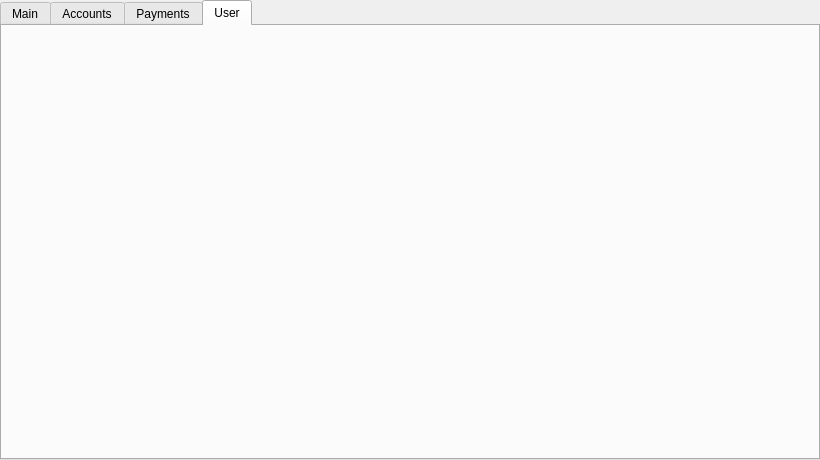
First picture: the form in coursework/mainwindow.ui, repository YahodaVitalii/Coursework, before the edit.
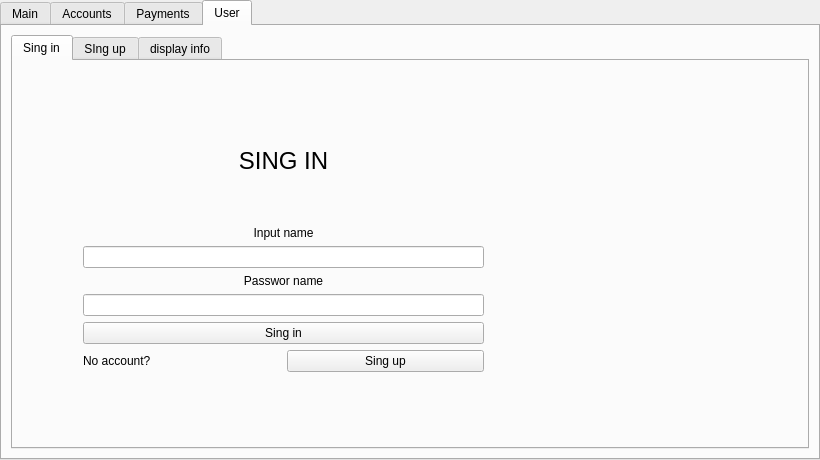
Second picture: the form after the edit. The open tabs and pages were chosen to show the change. Icons and pictures are not drawn.

Diff of the .ui file:
```diff
--- a/coursework/mainwindow.ui
+++ b/coursework/mainwindow.ui
@@ -38,7 +38,7 @@
    <string notr="true"/>
   </property>
   <widget class="QWidget" name="centralwidget">
-   <layout class="QVBoxLayout" name="verticalLayout">
+   <layout class="QHBoxLayout" name="horizontalLayout_4">
     <property name="spacing">
      <number>0</number>
     </property>
@@ -240,6 +240,162 @@
        <attribute name="title">
         <string>User</string>
        </attribute>
+       <layout class="QHBoxLayout" name="horizontalLayout_6">
+        <item>
+         <layout class="QHBoxLayout" name="horizontalLayout_5">
+          <item>
+           <widget class="QTabWidget" name="tabWidget_user">
+            <property name="currentIndex">
+             <number>0</number>
+            </property>
+            <widget class="QWidget" name="user_tab_singIn">
+             <attribute name="title">
+              <string>Sing in</string>
+             </attribute>
+             <widget class="QWidget" name="">
+              <property name="geometry">
+               <rect>
+                <x>70</x>
+                <y>40</y>
+                <width>401</width>
+                <height>271</height>
+               </rect>
+              </property>
+              <layout class="QVBoxLayout" name="verticalLayout_6">
+               <item>
+                <widget class="QLabel" name="label_6">
+                 <property name="font">
+                  <font>
+                   <pointsize>18</pointsize>
+                  </font>
+                 </property>
+                 <property name="text">
+                  <string>SING IN</string>
+                 </property>
+                 <property name="alignment">
+                  <set>Qt::AlignCenter</set>
+                 </property>
+                </widget>
+               </item>
+               <item>
+                <layout class="QVBoxLayout" name="verticalLayout_5">
+                 <item>
+                  <layout class="QVBoxLayout" name="verticalLayout_4">
+                   <item>
+                    <layout class="QVBoxLayout" name="verticalLayout">
+                     <item>
+                      <widget class="QLabel" name="label_4">
+                       <property name="text">
+                        <string>Input name</string>
+                       </property>
+                       <property name="alignment">
+                        <set>Qt::AlignCenter</set>
+                       </property>
+                      </widget>
+                     </item>
+                     <item>
+                      <widget class="QLineEdit" name="lineEdit_SingIn_name"/>
+                     </item>
+                    </layout>
+                   </item>
+                   <item>
+                    <layout class="QVBoxLayout" name="verticalLayout_3">
+                     <item>
+                      <widget class="QLabel" name="label_8">
+                       <property name="text">
+                        <string>Passwor name</string>
+                       </property>
+                       <property name="alignment">
+                        <set>Qt::AlignCenter</set>
+                       </property>
+                      </widget>
+                     </item>
+                     <item>
+                      <widget class="QLineEdit" name="lineEdit_SingIn_password"/>
+                     </item>
+                    </layout>
+                   </item>
+                  </layout>
+                 </item>
+                 <item>
+                  <widget class="QPushButton" name="pushButton_SingIn_SIngIn">
+                   <property name="text">
+                    <string>Sing in</string>
+                   </property>
+                  </widget>
+                 </item>
+                </layout>
+               </item>
+               <item>
+                <layout class="QHBoxLayout" name="horizontalLayout_7">
+                 <item>
+                  <widget class="QLabel" name="label_9">
+                   <property name="text">
+                    <string>No account?</string>
+                   </property>
+                  </widget>
+                 </item>
+                 <item>
+                  <widget class="QPushButton" name="pushButton_SingIn_SIngUp">
+                   <property name="text">
+                    <string>Sing up</string>
+                   </property>
+                  </widget>
+                 </item>
+                </layout>
+               </item>
+              </layout>
+             </widget>
+            </widget>
+            <widget class="QWidget" name="user_tab_singUP">
+             <attribute name="title">
+              <string>SIng up</string>
+             </attribute>
+             <widget class="QLabel" name="label_10">
+              <property name="geometry">
+               <rect>
+                <x>50</x>
+                <y>30</y>
+                <width>311</width>
+                <height>41</height>
+               </rect>
+              </property>
+              <property name="font">
+               <font>
+                <pointsize>18</pointsize>
+               </font>
+              </property>
+              <property name="text">
+               <string>SING IN</string>
+              </property>
+              <property name="alignment">
+               <set>Qt::AlignCenter</set>
+              </property>
+             </widget>
+             <widget class="QPushButton" name="pushButton_SingUp_SIngIn_Up">
+              <property name="geometry">
+               <rect>
+                <x>70</x>
+                <y>160</y>
+                <width>251</width>
+                <height>31</height>
+               </rect>
+              </property>
+              <property name="text">
+               <string>Sing up</string>
+              </property>
+             </widget>
+            </widget>
+            <widget class="QWidget" name="user_tab_displayedUser">
+             <attribute name="title">
+              <string>display info</string>
+             </attribute>
+            </widget>
+           </widget>
+          </item>
+         </layout>
+        </item>
+       </layout>
       </widget>
      </widget>
     </item>
```
Left out of the diff: 256 changed lines with no effect on the pictures. Lines whose indentation alone changed are shown as unchanged.
